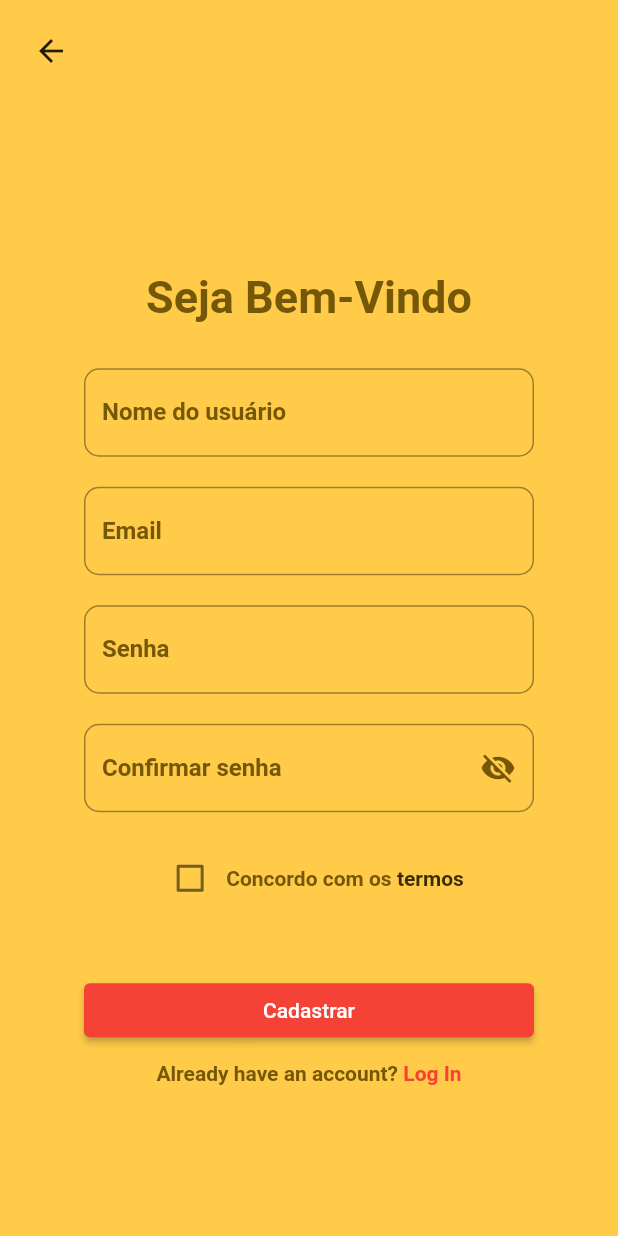
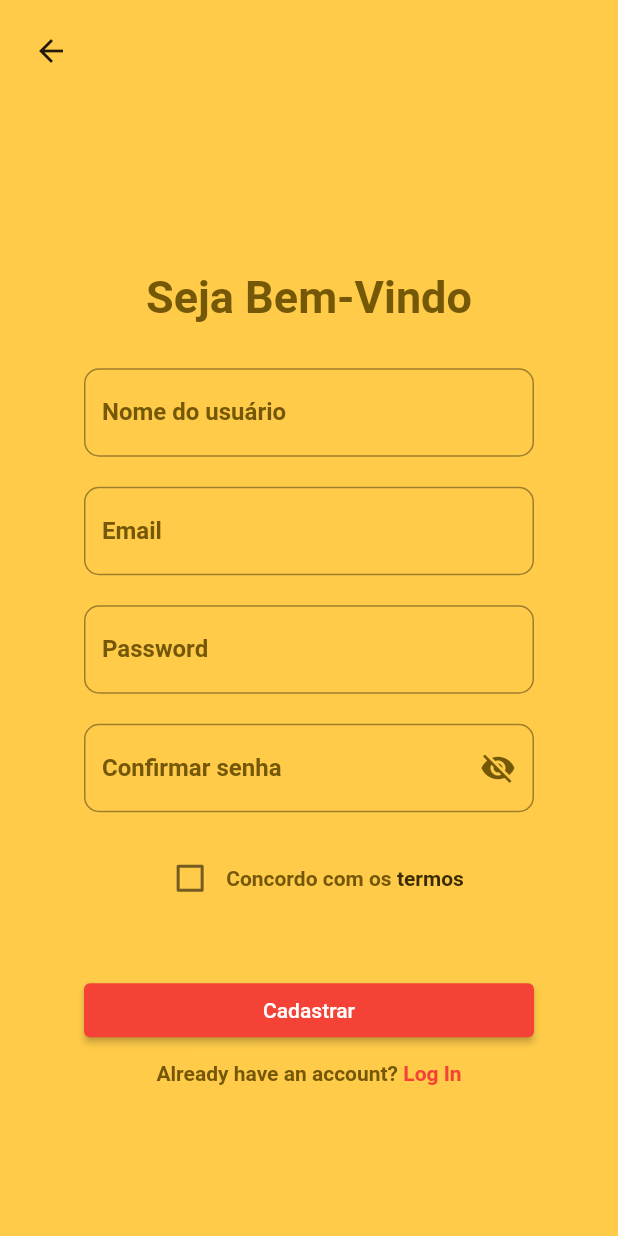
Before and after one commit to moisescorreaa/projeto-easycook, a Flutter app: the RegisterPage screen opened by its route, on a phone screen of 412 x 824 dp. Run offline on Flutter 3.47's test engine with Material 2 defaults, Android fonts, the light colour scheme and no system bars; our stand-ins replace quickalert.

Commit message:
Testando o Git

```diff
--- a/lib/views/register-page.dart
+++ b/lib/views/register-page.dart
@@ -102,7 +102,7 @@ class _RegisterPageState extends State<RegisterPage> {
                       child: TextFormField(
                         obscureText: !_showPassword,
                         decoration: InputDecoration(
-                          labelText: "Senha",
+                          labelText: "Password",
                           labelStyle: TextStyle(
                             color: Color.fromRGBO(117, 88, 7, 1),
                             fontWeight: FontWeight.bold,
```
